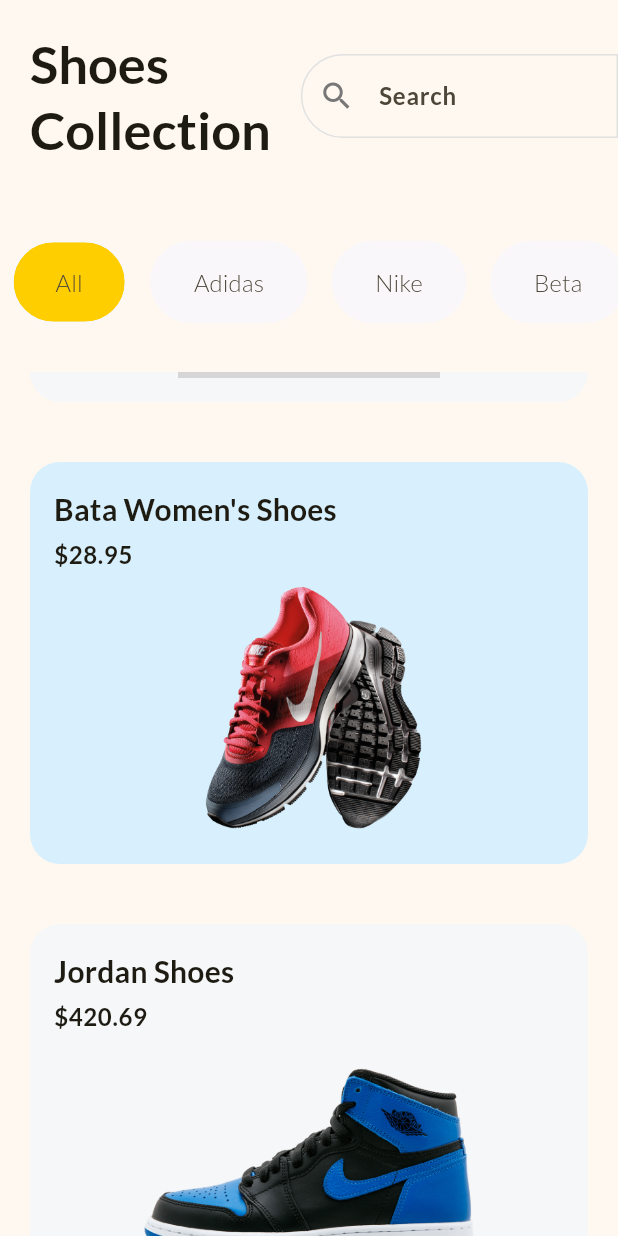
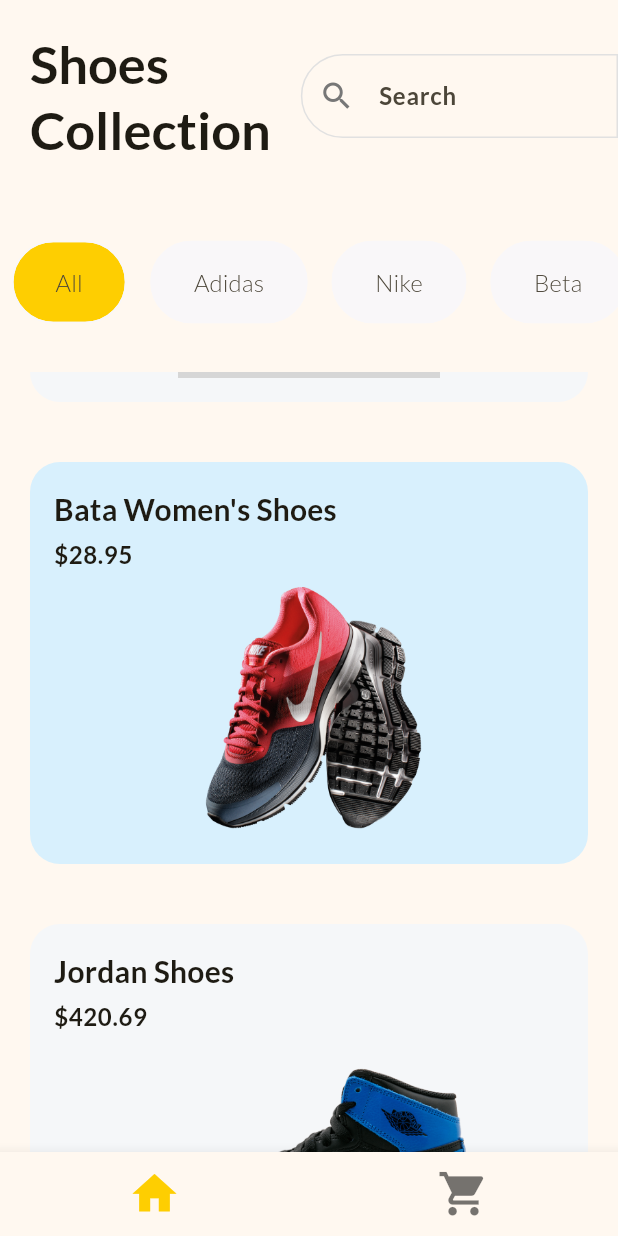
Before and after one commit to otabekinha/flutter_shop_app, a Flutter app: the screen it shows after launch, scrolled down 576 dp, on a phone screen of 412 x 824 dp. Run offline on Flutter 3.47's test engine with Material 3 defaults, Android fonts, the phone set to English and light mode, and no system bars; grey boxes are pictures that could not be loaded.

```diff
--- a/lib/home_screen.dart
+++ b/lib/home_screen.dart
@@ -1,7 +1,7 @@
 import 'package:flutter/material.dart';
-import 'package:shop_app/global_variables.dart';
-import 'package:shop_app/product_card.dart';
-import 'package:shop_app/product_details_page.dart';
+import 'package:shop_app/cart_page.dart';
+
+import 'package:shop_app/product_list.dart';
 
 class HomeScreen extends StatefulWidget {
   const HomeScreen({super.key});
@@ -11,120 +11,40 @@ class HomeScreen extends StatefulWidget {
 }
 
 class _HomeScreenState extends State<HomeScreen> {
-  final List<String> filters = const ['All', 'Adidas', 'Nike', 'Beta'];
-  late String selectedFilter;
+  int currentPage = 0;
 
-  @override
-  void initState() {
-    super.initState();
-    selectedFilter = filters[0];
-  }
+  List<Widget> pages = const [
+    ProductList(),
+    CartPage(),
+  ];
 
   @override
   Widget build(BuildContext context) {
-    const border = OutlineInputBorder(
-      borderSide: BorderSide(
-        color: Color.fromRGBO(225, 225, 225, 1),
+    return Scaffold(
+      body: IndexedStack(
+        index: currentPage,
+        children: pages,
       ),
-      borderRadius: BorderRadius.horizontal(
-        left: Radius.circular(50),
-      ),
-    );
-    return Scaffold(
-      body: SafeArea(
-        child: Column(
-          children: [
-            Row(
-              children: [
-                Padding(
-                  padding: const EdgeInsets.all(20.0),
-                  child: Text(
-                    'Shoes\nCollection',
-                    style: Theme.of(context).textTheme.titleLarge,
-                  ),
-                ),
-                const Expanded(
-                  child: TextField(
-                    decoration: InputDecoration(
-                      prefixIcon: Icon(Icons.search),
-                      hintText: 'Search',
-                      border: border,
-                      enabledBorder: border,
-                      focusedBorder: border,
-                    ),
-                  ),
-                ),
-              ],
-            ),
-            SizedBox(
-              height: 120,
-              child: ListView.builder(
-                scrollDirection: Axis.horizontal,
-                itemCount: filters.length,
-                itemBuilder: (context, index) {
-                  final filter = filters[index];
-                  return Padding(
-                    padding: const EdgeInsets.symmetric(horizontal: 8.0),
-                    child: GestureDetector(
-                      onTap: () {
-                        setState(() {
-                          selectedFilter = filter;
-                        });
-                      },
-                      child: Chip(
-                        backgroundColor: selectedFilter == filter
-                            ? Theme.of(context).colorScheme.primary
-                            : const Color.fromRGBO(249, 247, 249, 1),
-                        shape: RoundedRectangleBorder(
-                          borderRadius: BorderRadius.circular(30),
-                        ),
-                        side: const BorderSide(
-                          color: Color.fromRGBO(249, 247, 249, 1),
-                        ),
-                        label: Text(filter),
-                        labelStyle: const TextStyle(
-                          fontSize: 16,
-                        ),
-                        padding: const EdgeInsets.symmetric(
-                          horizontal: 20,
-                          vertical: 15,
-                        ),
-                      ),
-                    ),
-                  );
-                },
-              ),
-            ),
-            Expanded(
-              child: ListView.builder(
-                itemCount: products.length,
-                itemBuilder: (conetect, index) {
-                  final product = products[index];
-                  return GestureDetector(
-                    onTap: () {
-                      Navigator.push(
-                        context,
-                        MaterialPageRoute(
-                          builder: (context) {
-                            return ProductDetails(product: product);
-                          },
-                        ),
-                      );
-                    },
-                    child: ProductCard(
-                      title: product['title'] as String,
-                      price: product['price'] as double,
-                      image: product['imageUrl'] as String,
-                      backgroundColor: index.isEven
-                          ? const Color.fromRGBO(216, 240, 253, 1)
-                          : const Color.fromRGBO(245, 247, 249, 1),
-                    ),
-                  );
-                },
-              ),
-            ),
-          ],
-        ),
+      bottomNavigationBar: BottomNavigationBar(
+        iconSize: 35,
+        selectedFontSize: 0,
+        unselectedFontSize: 0,
+        currentIndex: currentPage,
+        onTap: (value) {
+          setState(() {
+            currentPage = value;
+          });
+        },
+        items: const [
+          BottomNavigationBarItem(
+            icon: Icon(Icons.home),
+            label: '',
+          ),
+          BottomNavigationBarItem(
+            icon: Icon(Icons.shopping_cart),
+            label: '',
+          ),
+        ],
       ),
     );
   }
--- /dev/null
+++ b/lib/product_list.dart
@@ -0,0 +1,129 @@
+import 'package:flutter/material.dart';
+import 'package:shop_app/global_variables.dart';
+import 'package:shop_app/product_card.dart';
+import 'package:shop_app/product_details_page.dart';
+
+class ProductList extends StatefulWidget {
+  const ProductList({super.key});
+
+  @override
+  State<ProductList> createState() => _ProductListState();
+}
+
+class _ProductListState extends State<ProductList> {
+  final List<String> filters = const ['All', 'Adidas', 'Nike', 'Beta'];
+  late String selectedFilter;
+
+  @override
+  void initState() {
+    super.initState();
+    selectedFilter = filters[0];
+  }
+
+  @override
+  Widget build(BuildContext context) {
+    const border = OutlineInputBorder(
+      borderSide: BorderSide(
+        color: Color.fromRGBO(225, 225, 225, 1),
+      ),
+      borderRadius: BorderRadius.horizontal(
+        left: Radius.circular(50),
+      ),
+    );
+    return SafeArea(
+      child: Column(
+        children: [
+          Row(
+            children: [
+              Padding(
+                padding: const EdgeInsets.all(20.0),
+                child: Text(
+                  'Shoes\nCollection',
+                  style: Theme.of(context).textTheme.titleLarge,
+                ),
+              ),
+              const Expanded(
+                child: TextField(
+                  decoration: InputDecoration(
+                    prefixIcon: Icon(Icons.search),
+                    hintText: 'Search',
+                    border: border,
+                    enabledBorder: border,
+                    focusedBorder: border,
+                  ),
+                ),
+              ),
+            ],
+          ),
+          SizedBox(
+            height: 120,
+            child: ListView.builder(
+              scrollDirection: Axis.horizontal,
+              itemCount: filters.length,
+              itemBuilder: (context, index) {
+                final filter = filters[index];
+                return Padding(
+                  padding: const EdgeInsets.symmetric(horizontal: 8.0),
+                  child: GestureDetector(
+                    onTap: () {
+                      setState(() {
+                        selectedFilter = filter;
+                      });
+                    },
+                    child: Chip(
+                      backgroundColor: selectedFilter == filter
+                          ? Theme.of(context).colorScheme.primary
+                          : const Color.fromRGBO(249, 247, 249, 1),
+                      shape: RoundedRectangleBorder(
+                        borderRadius: BorderRadius.circular(30),
+                      ),
+                      side: const BorderSide(
+                        color: Color.fromRGBO(249, 247, 249, 1),
+                      ),
+                      label: Text(filter),
+                      labelStyle: const TextStyle(
+                        fontSize: 16,
+                      ),
+                      padding: const EdgeInsets.symmetric(
+                        horizontal: 20,
+                        vertical: 15,
+                      ),
+                    ),
+                  ),
+                );
+              },
+            ),
+          ),
+          Expanded(
+            child: ListView.builder(
+              itemCount: products.length,
+              itemBuilder: (conetect, index) {
+                final product = products[index];
+                return GestureDetector(
+                  onTap: () {
+                    Navigator.push(
+                      context,
+                      MaterialPageRoute(
+                        builder: (context) {
+                          return ProductDetails(product: product);
+                        },
+                      ),
+                    );
+                  },
+                  child: ProductCard(
+                    title: product['title'] as String,
+                    price: product['price'] as double,
+                    image: product['imageUrl'] as String,
+                    backgroundColor: index.isEven
+                        ? const Color.fromRGBO(216, 240, 253, 1)
+                        : const Color.fromRGBO(245, 247, 249, 1),
+                  ),
+                );
+              },
+            ),
+          ),
+        ],
+      ),
+    );
+  }
+}
```
Also changed, not shown: lib/cart_page.dart (added, +29 -0 lines), lib/global_variables.dart (+11 -0 lines).
